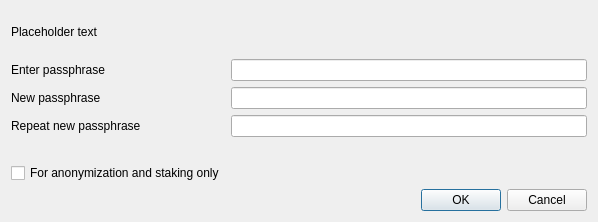
blocknetdx/blocknet, file src/qt/forms/askpassphrasedialog.ui: the form before one commit.
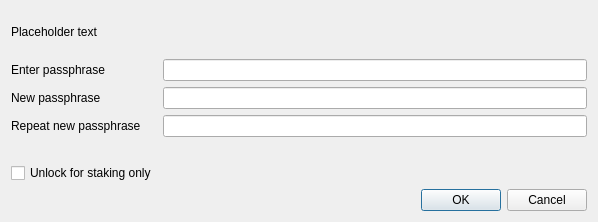
The form after the commit.

Commit message: Fixed wallet unlock for staking UX

```diff
--- a/src/qt/forms/askpassphrasedialog.ui
+++ b/src/qt/forms/askpassphrasedialog.ui
@@ -117,7 +117,7 @@
         <string>Serves to disable the trivial sendmoney when OS account compromised. Provides no real security.</string>
        </property>
        <property name="text">
-        <string>For anonymization and staking only</string>
+        <string>Unlock for staking only</string>
        </property>
        <property name="visible">
         <bool>false</bool>
```
The commit also changes 18 other files.
